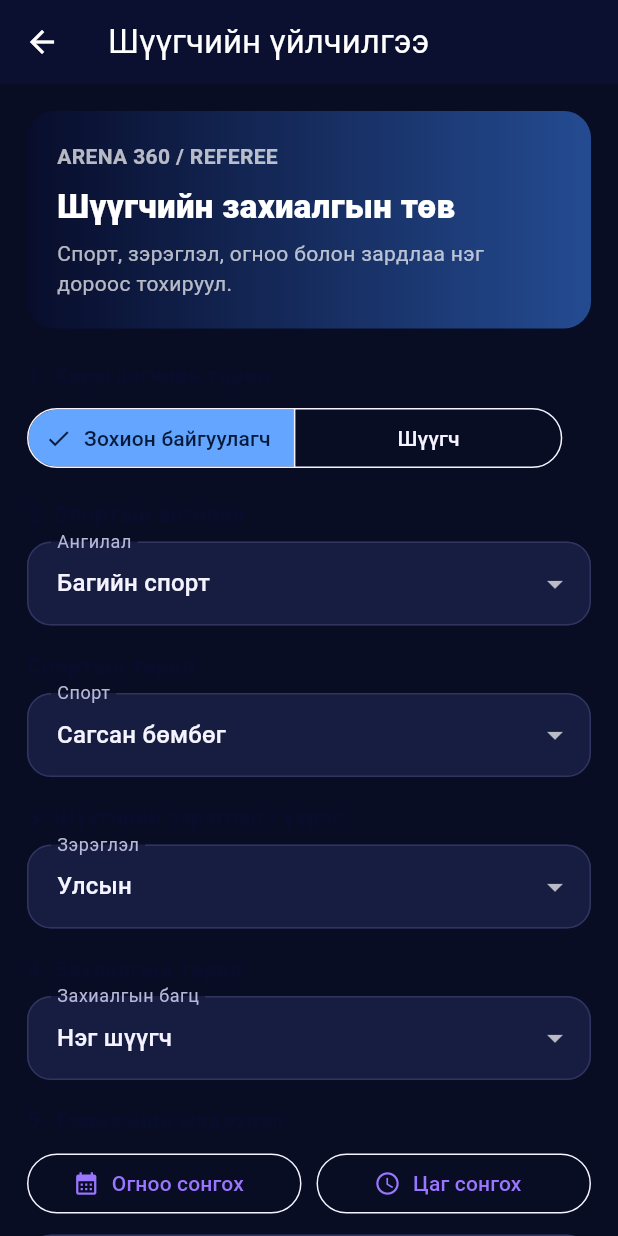
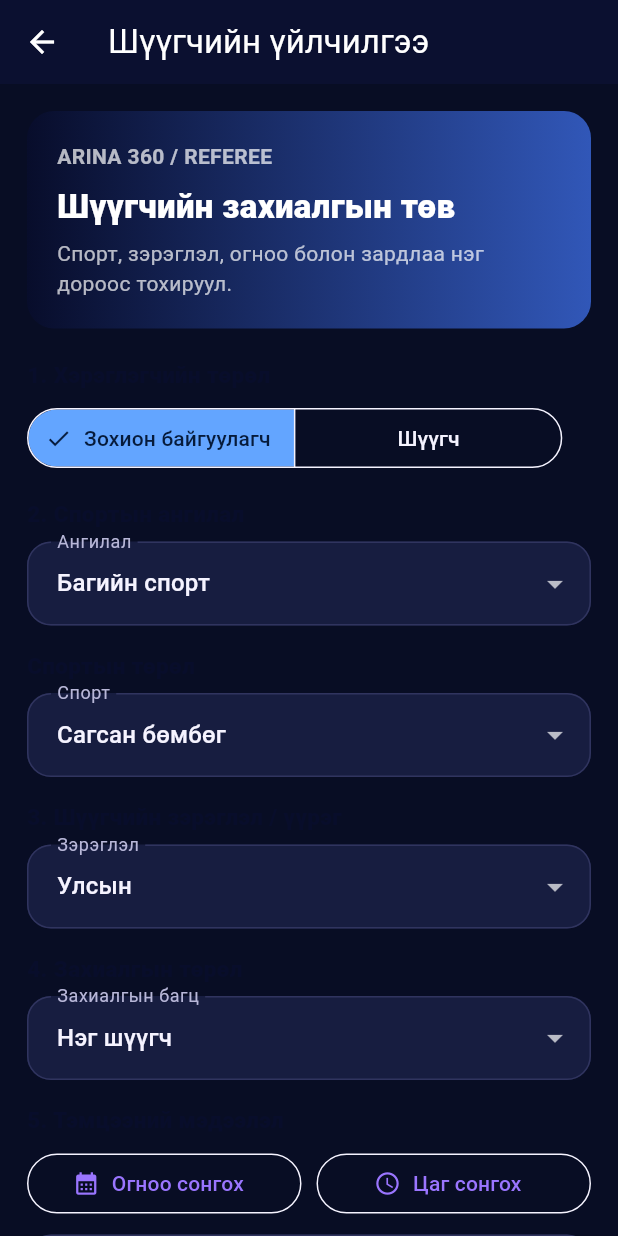
Before and after one commit to garidod70-del/Arina360, a Flutter app: the RefereeBookingPage screen opened directly, on a phone screen of 412 x 824 dp. Run offline on Flutter 3.47's test engine with Material 3 defaults, Android fonts, the phone set to English and light mode, and no system bars; our stand-ins replace flutter_secure_storage, open_filex, package_info_plus, permission_handler, qr_flutter, shared_preferences; missing offline and left inert: mobile_scanner; accounts and stored records are empty; network calls fail.

Commit message:
Unify app screens with ARINA 360 purple blue design

```diff
--- a/apps/mobile/lib/main.dart
+++ b/apps/mobile/lib/main.dart
@@ -480,7 +480,7 @@ class _HomePageState extends State<HomePage> {
             padding: const EdgeInsets.all(22),
             decoration: BoxDecoration(
               gradient: const LinearGradient(
-                colors: [navy, Color(0xFF244B91)],
+                colors: [navy, Color(0xFF3157B8)],
               ),
               borderRadius: BorderRadius.circular(20),
             ),
@@ -893,12 +893,12 @@ class _RefereeBookingPageState extends State<RefereeBookingPage> {
           Container(
             padding: const EdgeInsets.all(20),
             decoration: BoxDecoration(
-              gradient: const LinearGradient(colors: [navy, Color(0xFF244B91)]),
+              gradient: const LinearGradient(colors: [navy, Color(0xFF3157B8)]),
               borderRadius: BorderRadius.circular(18)),
             child: const Column(
               crossAxisAlignment: CrossAxisAlignment.start,
               children: [
-                Text('ARENA 360 / REFEREE',
+                Text('ARINA 360 / REFEREE',
                     style: TextStyle(color: Colors.white70,
                         fontWeight: FontWeight.bold)),
                 SizedBox(height: 8),
@@ -1155,7 +1155,7 @@ class _AppUpdatePageState extends State<AppUpdatePage> {
         apkUrl = data['apkUrl']?.toString();
         status = build > installedBuild
             ? 'Шинэ хувилбар бэлэн байна: ' + latestVersion!
-            : 'Таны ARENA 360 хамгийн сүүлийн хувилбар байна.';
+            : 'Таны ARINA 360 хамгийн сүүлийн хувилбар байна.';
       });
       if (build <= installedBuild && showCurrent && mounted) {
         ScaffoldMessenger.of(context).showSnackBar(const SnackBar(content: Text('Апп хамгийн сүүлийн хувилбартай байна.')));
@@ -1177,7 +1177,7 @@ class _AppUpdatePageState extends State<AppUpdatePage> {
     try {
       final permission = await Permission.requestInstallPackages.request();
       if (!permission.isGranted) {
-        if (mounted) setState(() => status = 'APK суулгах зөвшөөрөл шаардлагатай. ARENA 360-д зөвшөөрөл өгнө үү.');
+        if (mounted) setState(() => status = 'APK суулгах зөвшөөрөл шаардлагатай. ARINA 360-д зөвшөөрөл өгнө үү.');
         await openAppSettings();
         return;
       }
@@ -1209,11 +1209,11 @@ class _AppUpdatePageState extends State<AppUpdatePage> {
       body: ListView(padding: const EdgeInsets.all(20), children: [
         Container(
           padding: const EdgeInsets.all(20),
-          decoration: BoxDecoration(gradient: const LinearGradient(colors: [navy, Color(0xFF244B91)]), borderRadius: BorderRadius.circular(18)),
+          decoration: BoxDecoration(gradient: const LinearGradient(colors: [navy, Color(0xFF3157B8)]), borderRadius: BorderRadius.circular(18)),
           child: const Column(crossAxisAlignment: CrossAxisAlignment.start, children: [
             Icon(Icons.system_update_alt, color: Colors.white, size: 38),
             SizedBox(height: 12),
-            Text('ARENA 360 UPDATE', style: TextStyle(color: Colors.white, fontSize: 21, fontWeight: FontWeight.w900)),
+            Text('ARINA 360 UPDATE', style: TextStyle(color: Colors.white, fontSize: 21, fontWeight: FontWeight.w900)),
             SizedBox(height: 6),
             Text('Шинэ хувилбарыг шалгаж, утсан дээрээ шинэчлээрэй.', style: TextStyle(color: Colors.white70)),
           ]),
@@ -1407,7 +1407,7 @@ class _ProfilePageState extends State<ProfilePage> {
                   padding: const EdgeInsets.all(20),
                   decoration: BoxDecoration(
                     gradient: const LinearGradient(
-                      colors: [navy, Color(0xFF244B91)],
+                      colors: [navy, Color(0xFF3157B8)],
                     ),
                     borderRadius: BorderRadius.circular(18),
                   ),
@@ -1417,7 +1417,7 @@ class _ProfilePageState extends State<ProfilePage> {
                       Icon(Icons.account_circle, color: Colors.white, size: 42),
                       SizedBox(height: 10),
                       Text(
-                        'ARENA 360 PROFILE',
+                        'ARINA 360 PROFILE',
                         style: TextStyle(
                           color: Colors.white,
                           fontSize: 20,
```
